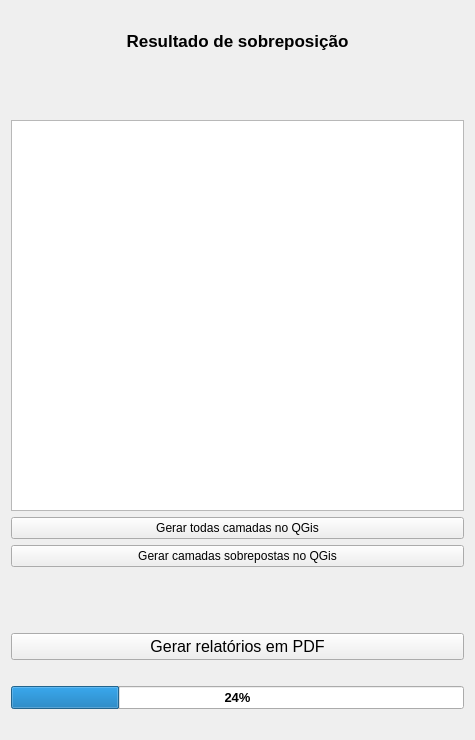
First picture: the form in screens/result_window.ui, repository spuhub/prisma, before the edit.
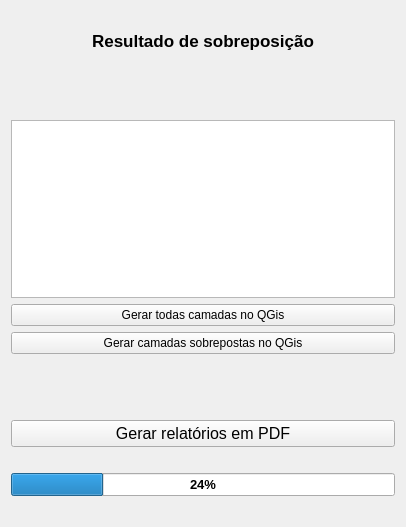
Second picture: the form after the edit.

What changed in the file:
```diff
--- a/screens/result_window.ui
+++ b/screens/result_window.ui
@@ -6,8 +6,8 @@
    <rect>
     <x>0</x>
     <y>0</y>
-    <width>475</width>
-    <height>740</height>
+    <width>406</width>
+    <height>527</height>
    </rect>
   </property>
   <property name="windowTitle">
```
